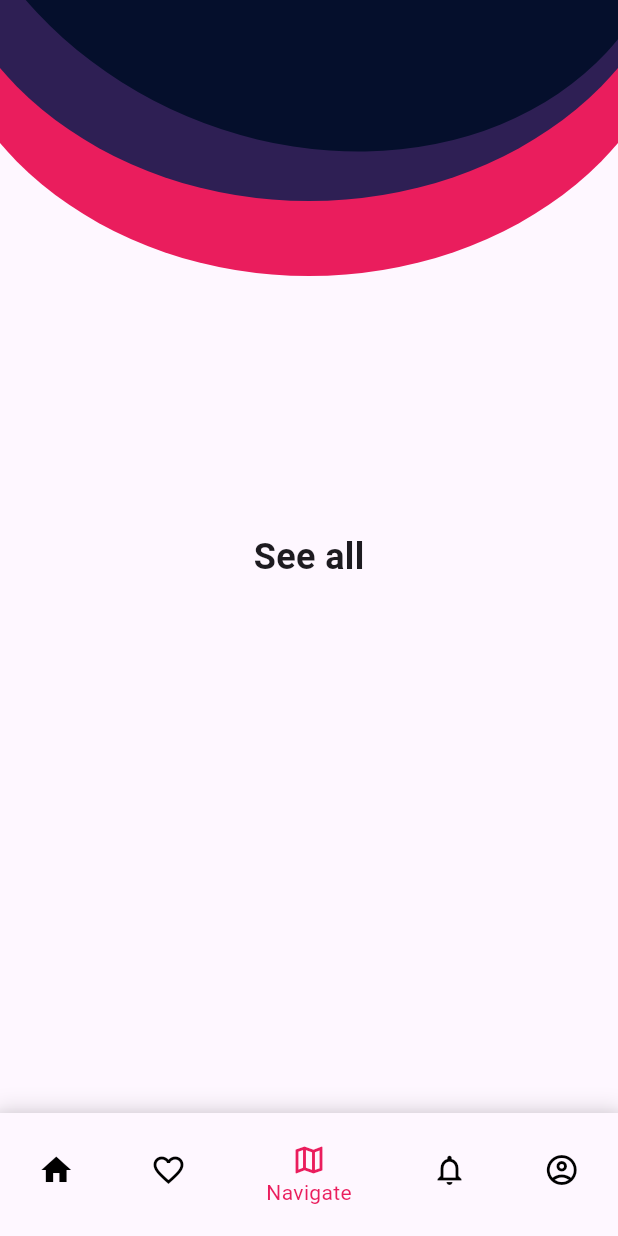
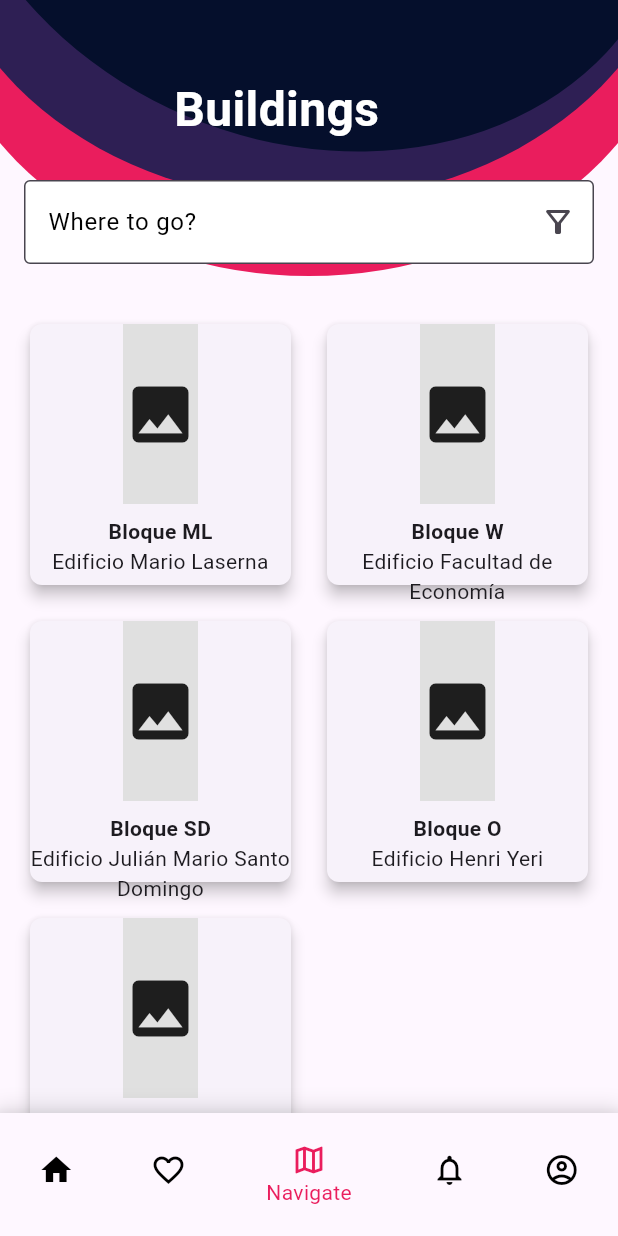
Before and after one commit to ISIS3510-G12/Dart-G12, a Flutter app: the screen it shows after launch, item 3 of the bottom bar chosen, on a phone screen of 412 x 824 dp. Run offline on Flutter 3.47's test engine with Material 3 defaults, Android fonts, the light colour scheme and no system bars.

Commit message:
Add list of basic buildings to list

```diff
--- a/lib/views/MainScreen.dart
+++ b/lib/views/MainScreen.dart
@@ -1,4 +1,4 @@
-import 'package:dart_g12/views/SeeallScreen.dart';
+import 'package:dart_g12/views/see_all_screen.dart';
 import 'package:flutter/material.dart';
 import '../views/pagina1.dart';
 import '../views/pagina2.dart';
@@ -17,7 +17,7 @@ class _MainScreenState extends State<MainScreen> {
   final List<Widget> _pages = [
     const Pagina1(),
     const Pagina2(),
-    const SeeallScreen(),
+    const SeeAllScreen(),
   ];
 
   @override
--- a/lib/views/SeeallScreen.dart
+++ /dev/null
@@ -1,30 +0,0 @@
-import 'package:flutter/material.dart';
-import '../widgets/OvalsPainter.dart';
-
-class SeeallScreen extends StatelessWidget {
-  const SeeallScreen({super.key});
-
-  @override
-  Widget build(BuildContext context) {
-    return Scaffold(
-      body: Stack(
-        children: [
-          // Fondo con los círculos superpuestos
-          Positioned.fill(
-            child: CustomPaint(
-              painter: OvalsPainter(),
-            ),
-          ),
-
-          // Contenido principal
-          const Center(
-            child: Text(
-              'See all',
-              style: TextStyle(fontSize: 24, fontWeight: FontWeight.bold),
-            ),
-          ),
-        ],
-      ),
-    );
-  }
-}
--- /dev/null
+++ b/lib/views/see_all_screen.dart
@@ -0,0 +1,133 @@
+import 'package:flutter/material.dart';
+import '../widgets/OvalsPainter.dart';
+
+class SeeAllScreen extends StatelessWidget {
+  const SeeAllScreen({super.key});
+
+  @override
+  Widget build(BuildContext context) {
+    return Scaffold(
+      body: Stack(
+        children: [
+          // Fondo con los círculos superpuestos
+          Positioned.fill(
+            child: CustomPaint(
+              painter: OvalsPainter(),
+            ),
+          ),
+
+          // Título "Buildings" sobre el fondo
+          Positioned(
+            top: 50,  // Ajusta la distancia desde la parte superior si es necesario
+            left: MediaQuery.of(context).size.width / 2 - 90,  // Centra el texto
+            child: Text(
+              "Buildings",
+              style: TextStyle(
+                fontSize: 32,
+                fontWeight: FontWeight.bold,
+                color: Colors.white,
+              ),
+            ),
+          ),
+
+          // Contenido principal con desplazamiento para evitar overflow
+          Expanded(  // Asegura que el contenido restante ocupe el espacio disponible
+            child: SingleChildScrollView(
+              child: Padding(
+                padding: const EdgeInsets.only(top: 120), // Espacio ajustado para no sobreponer el título
+                child: Column(
+                  crossAxisAlignment: CrossAxisAlignment.start,
+                  children: [
+                    // Campo de búsqueda con fondo blanco y texto negro
+                    Padding(
+                      padding: const EdgeInsets.symmetric(horizontal: 16.0),
+                      child: TextField(
+                        decoration: InputDecoration(
+                          labelText: "Where to go?",
+                          labelStyle: TextStyle(color: Colors.black),
+                          filled: true,
+                          fillColor: Colors.white, // Fondo blanco
+                          border: OutlineInputBorder(),
+                          suffixIcon: Icon(Icons.filter_alt_outlined),
+                        ),
+                      ),
+                    ),
+
+                    // Espacio entre la búsqueda y la cuadrícula
+                    const SizedBox(height: 20),
+
+                    // Cuadrícula de edificios
+                    GridView.count(
+                      crossAxisCount: 2, // Dos columnas para la cuadrícula
+                      crossAxisSpacing: 16.0, // Espaciado entre columnas
+                      mainAxisSpacing: 16.0, // Espaciado entre filas
+                      padding: const EdgeInsets.all(16.0),
+                      shrinkWrap: true, // Evitar el error de overflow
+                      //physics: NeverScrollableScrollPhysics(),  Deshabilitar el desplazamiento de la cuadrícula
+                      children: List.generate(5, (index) {
+                        return GestureDetector(
+                          onTap: () {
+                            // Aquí se manejaría la navegación a la pantalla de detalles
+                            Navigator.push(
+                              context,
+                              MaterialPageRoute(
+                                builder: (context) => CardScreen(buildingIndex: index),
+                              ),
+                            );
+                          },
+                          child: Card(
+                            elevation: 4,
+                            shape: RoundedRectangleBorder(borderRadius: BorderRadius.circular(8)),
+                            child: Column(
+                              children: [
+                                // Aquí se agregarán las imágenes cuando tengas los assets
+                                Container(
+                                  height: 120,
+                                  color: Colors.grey[300], // Usado como placeholder por ahora
+                                  child: Icon(Icons.image, size: 50), // Placeholder
+                                ),
+                                const SizedBox(height: 8),
+                                Text(
+                                  'Bloque ${['ML', 'W', 'SD', 'O', 'C'][index]}',
+                                  style: TextStyle(fontWeight: FontWeight.bold),
+                                ),
+                                Text(
+                                  'Edificio ${['Mario Laserna', 'Facultad de Economía', 'Julián Mario Santo Domingo', 'Henri Yeri', 'Facultad de Diseño'][index]}',
+                                  textAlign: TextAlign.center,
+                                ),
+                              ],
+                            ),
+                          ),
+                        );
+                      }),
+                    ),
+                  ],
+                ),
+              ),
+            ),
+          ),
+        ],
+      ),
+    );
+  }
+}
+
+// Placeholder CardScreen to navigate to when tapping on a building
+class CardScreen extends StatelessWidget {
+  final int buildingIndex;
+
+  const CardScreen({super.key, required this.buildingIndex});
+
+  @override
+  Widget build(BuildContext context) {
+    return Scaffold(
+      appBar: AppBar(title: Text('Building Details')),
+      body: Center(
+        child: Text(
+          'Details for Building ${['ML', 'W', 'SD', 'O', 'C'][buildingIndex]}',
+          style: TextStyle(fontSize: 24),
+        ),
+      ),
+    );
+  }
+}
```
Also changed, not shown: 2 other files.
